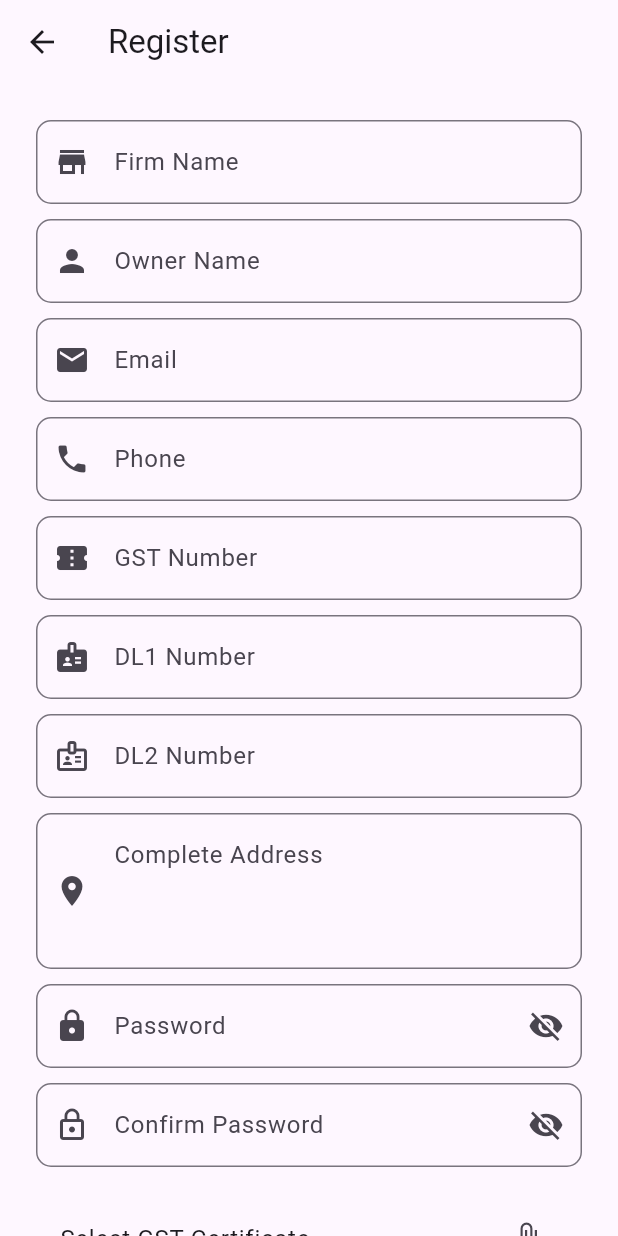
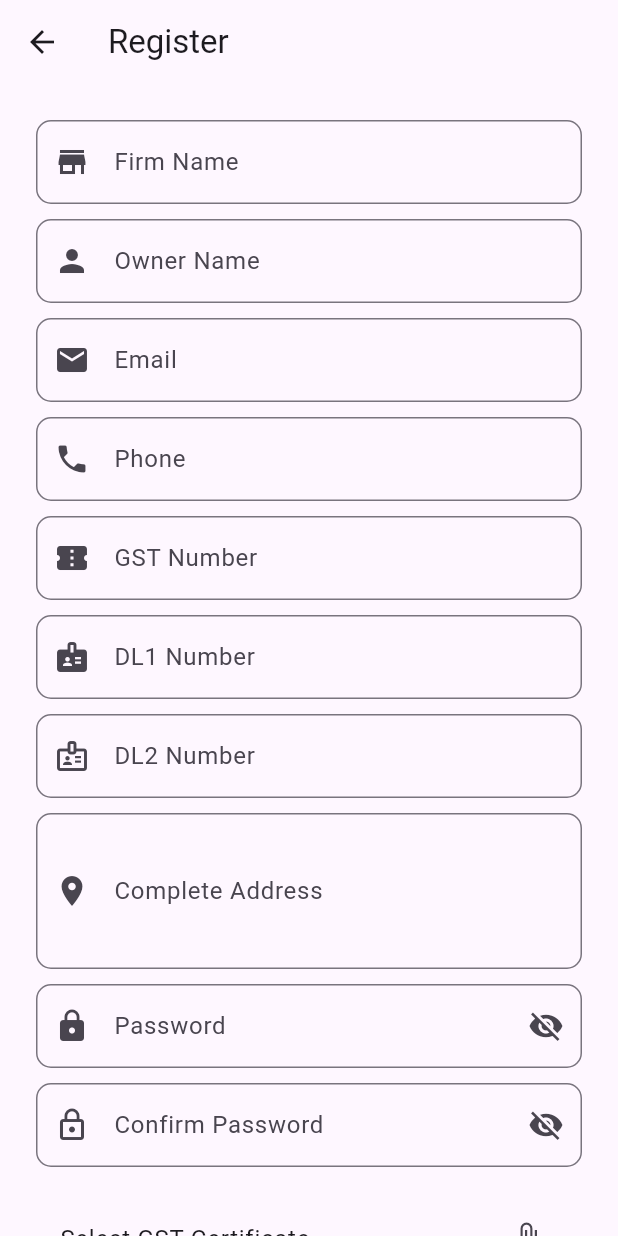
Before and after one commit to NeelSavsani/ExpiroChain-Flutter-Application, a Flutter app: the screen it shows after launch, after a tap on "Create Account", on a phone screen of 412 x 824 dp. Run offline on Flutter 3.47's test engine with Material 3 defaults, Android fonts, the phone set to English and light mode, and no system bars; our stand-ins replace cookie_jar, dio, dio_cookie_manager, file_picker.

Commit message:
Changed textfield UI in login and register

```diff
--- a/lib/screens/forgot_password_screen.dart
+++ b/lib/screens/forgot_password_screen.dart
@@ -1,6 +1,7 @@
 import 'package:flutter/material.dart';
 import 'package:expirochain_app/services/api_service.dart';
 import 'verify_reset_otp_screen.dart';
+import 'package:expirochain_app/widgets/custom_textfield.dart';
 
 class ForgotPasswordScreen extends StatefulWidget {
   const ForgotPasswordScreen({super.key});
@@ -69,14 +70,11 @@ class _ForgotPasswordScreenState extends State<ForgotPasswordScreen> {
 
             const SizedBox(height: 20),
 
-            TextField(
+            CustomTextField(
               controller: inputController,
+              label: "Email or Mobile Number",
+              icon: Icons.person,
               keyboardType: TextInputType.emailAddress,
-              decoration: const InputDecoration(
-                labelText: "Email or Mobile Number",
-                border: OutlineInputBorder(),
-                prefixIcon: Icon(Icons.person),
-              ),
             ),
 
             const SizedBox(height: 24),
--- a/lib/screens/login_screen.dart
+++ b/lib/screens/login_screen.dart
@@ -76,13 +76,13 @@ class _LoginScreenState extends State<LoginScreen> {
               const SizedBox(height: 20),
               CustomTextField(
                 controller: emailController,
-                hint: "Email or Phone",
+                label: "Email or Phone",
                 icon: Icons.person,
               ),
               const SizedBox(height: 12),
               CustomTextField(
                 controller: passwordController,
-                hint: "Password",
+                label: "Password",
                 icon: Icons.lock,
                 isPassword: true,
               ),
--- a/lib/screens/register_screen.dart
+++ b/lib/screens/register_screen.dart
@@ -108,32 +108,32 @@ class _RegisterScreenState extends State<RegisterScreen> {
         padding: const EdgeInsets.all(24),
         child: Column(
           children: [
-            CustomTextField(controller: firmController, hint: "Firm Name", icon: Icons.store),
+            CustomTextField(controller: firmController, label: "Firm Name", icon: Icons.store),
             const SizedBox(height: 10),
 
-            CustomTextField(controller: ownerController, hint: "Owner Name", icon: Icons.person),
+            CustomTextField(controller: ownerController, label: "Owner Name", icon: Icons.person),
             const SizedBox(height: 10),
 
-            CustomTextField(controller: emailController, hint: "Email", icon: Icons.email),
+            CustomTextField(controller: emailController, label: "Email", icon: Icons.email),
             const SizedBox(height: 10),
 
-            CustomTextField(controller: phoneController, hint: "Phone", icon: Icons.phone),
+            CustomTextField(controller: phoneController, label: "Phone", icon: Icons.phone),
             const SizedBox(height: 10),
 
             // ✅ GST / DL Numbers
-            CustomTextField(controller: gstNoController, hint: "GST Number", icon: Icons.confirmation_number),
+            CustomTextField(controller: gstNoController, label: "GST Number", icon: Icons.confirmation_number),
             const SizedBox(height: 10),
 
-            CustomTextField(controller: dl1NoController, hint: "DL1 Number", icon: Icons.badge),
+            CustomTextField(controller: dl1NoController, label: "DL1 Number", icon: Icons.badge),
             const SizedBox(height: 10),
 
-            CustomTextField(controller: dl2NoController, hint: "DL2 Number", icon: Icons.badge_outlined),
+            CustomTextField(controller: dl2NoController, label: "DL2 Number", icon: Icons.badge_outlined),
             const SizedBox(height: 10),
 
             // ✅ Address (Textarea)
             CustomTextField(
               controller: addressController,
-              hint: "Complete Address",
+              label: "Complete Address",
               icon: Icons.location_on,
               maxLines: 3,
             ),
@@ -142,7 +142,7 @@ class _RegisterScreenState extends State<RegisterScreen> {
             // ✅ Password with Eye Toggle
             CustomTextField(
               controller: passController,
-              hint: "Password",
+              label: "Password",
               icon: Icons.lock,
               isPassword: true,
             ),
@@ -150,7 +150,7 @@ class _RegisterScreenState extends State<RegisterScreen> {
 
             CustomTextField(
               controller: confirmController,
-              hint: "Confirm Password",
+              label: "Confirm Password",
               icon: Icons.lock_outline,
               isPassword: true,
             ),
--- a/lib/widgets/custom_textfield.dart
+++ b/lib/widgets/custom_textfield.dart
@@ -2,18 +2,20 @@ import 'package:flutter/material.dart';
 
 class CustomTextField extends StatefulWidget {
   final TextEditingController controller;
-  final String hint;
+  final String label;          // 🔥 changed from hint
   final IconData icon;
   final bool isPassword;
   final int maxLines;
+  final TextInputType keyboardType;
 
   const CustomTextField({
     super.key,
     required this.controller,
-    required this.hint,
+    required this.label,       // 🔥 floating label
     required this.icon,
     this.isPassword = false,
     this.maxLines = 1,
+    this.keyboardType = TextInputType.text,
   });
 
   @override
@@ -31,9 +33,11 @@ class _CustomTextFieldState extends State<CustomTextField> {
       controller: widget.controller,
       obscureText: isPwd ? _obscure : false,
       maxLines: widget.maxLines,
+      keyboardType: widget.keyboardType,
       decoration: InputDecoration(
+        labelText: widget.label,        // 🔥 FLOATING LABEL
+        floatingLabelBehavior: FloatingLabelBehavior.auto,
         prefixIcon: Icon(widget.icon),
-        hintText: widget.hint,
         border: OutlineInputBorder(
           borderRadius: BorderRadius.circular(10),
         ),
```
